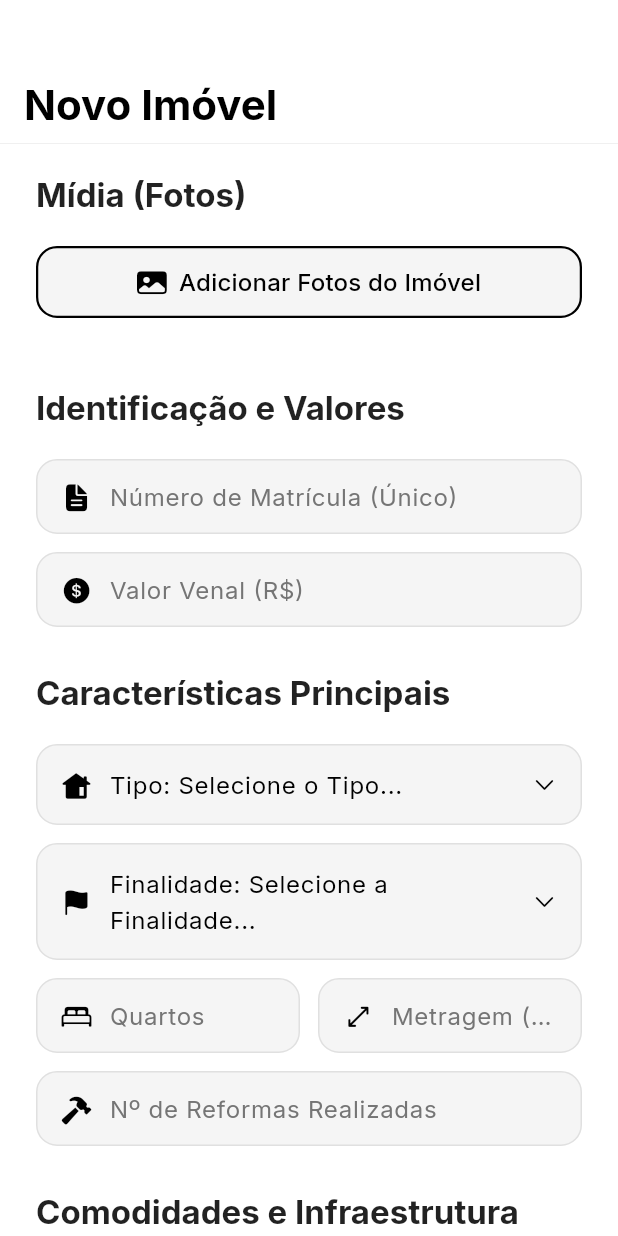
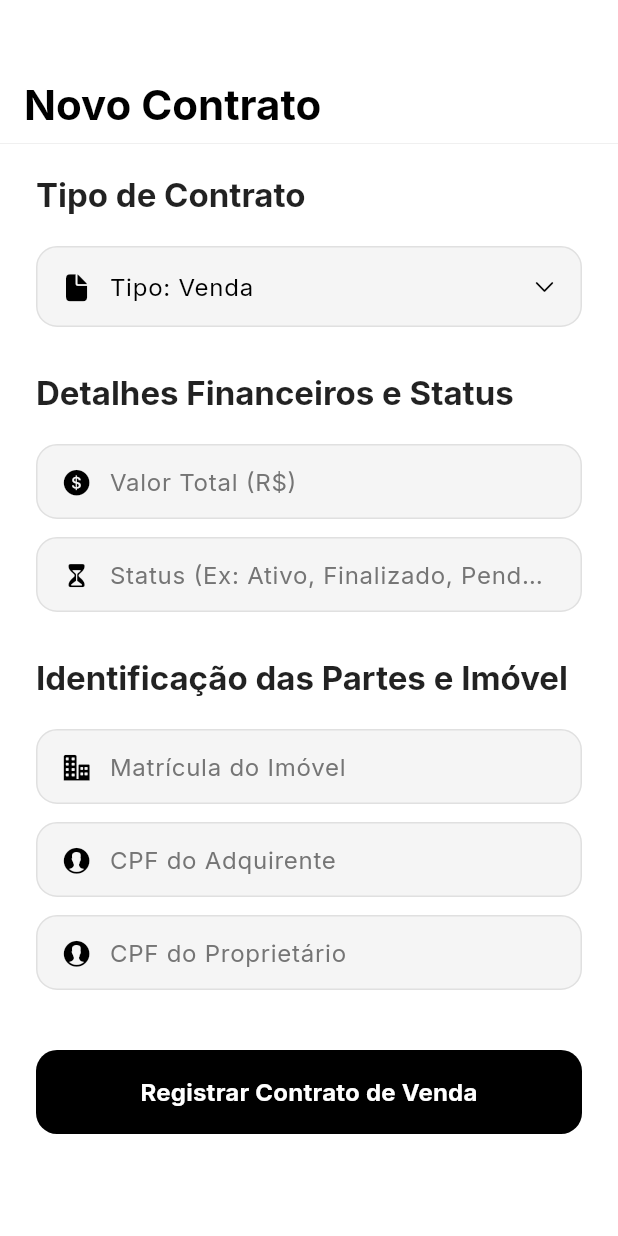
Before and after one commit to TheHugoHypothesis/frontendCorretoraAura, a Flutter app: the screen it shows after launch, on a phone screen of 412 x 824 dp. Run offline on Flutter 3.47's test engine with Material 3 defaults, Android fonts, the phone set to English and light mode, and no system bars; our stand-ins replace fl_chart, flutter_map, geocoding, google_fonts, image_picker, latlong2 and 3 more; missing offline and left inert: window_manager.

Commit message:
registro contrato

```diff
--- a/lib/main.dart
+++ b/lib/main.dart
@@ -1,4 +1,5 @@
 import 'package:aura_frontend/screens/cadastro_page.dart';
+import 'package:aura_frontend/screens/contract_registration_page.dart';
 import 'package:aura_frontend/screens/home.dart';
 import 'package:aura_frontend/screens/login_page.dart';
 import 'package:aura_frontend/screens/propriety_registration_page.dart';
@@ -84,7 +85,7 @@ class MyApp extends StatelessWidget {
         ),
         scaffoldBackgroundColor: Colors.white,
       ),
-      home: const PropertyRegistrationPage(),
+      home: const ContractRegistrationPage(),
     );
   }
 }
--- /dev/null
+++ b/lib/screens/contract_registration_page.dart
@@ -0,0 +1,466 @@
+import 'package:flutter/cupertino.dart';
+import 'package:flutter/material.dart';
+import 'package:flutter/services.dart';
+import 'package:mask_text_input_formatter/mask_text_input_formatter.dart';
+import 'package:intl/intl.dart';
+
+// ====================================================================
+// WIDGETS AUXILIARES (Definições essenciais)
+// ... (Assumindo que _buildTextField, _buildSectionHeader, _buildPickerSelector estão aqui)
+// ...
+
+// --- Widget Auxiliar Reutilizável: _buildTextField ---
+// (Mantenha a implementação do _buildTextField aqui ou em um arquivo importado)
+Widget _buildTextField({
+  required TextEditingController controller,
+  required String hintText,
+  required IconData icon,
+  required ThemeData theme,
+  required Color fieldColor,
+  required Color primaryColor,
+  Widget? suffixIcon,
+  bool obscureText = false,
+  TextInputType keyboardType = TextInputType.text,
+  List<TextInputFormatter>? inputFormatters,
+}) {
+  final isDark = theme.brightness == Brightness.dark;
+  return Container(
+    padding: const EdgeInsets.symmetric(horizontal: 16),
+    decoration: BoxDecoration(
+      color: fieldColor,
+      borderRadius: BorderRadius.circular(14),
+      border: Border.all(
+        color: isDark ? Colors.white12 : Colors.grey.shade300,
+        width: 1,
+      ),
+    ),
+    child: Row(
+      children: [
+        Icon(icon, color: primaryColor, size: 20),
+        const SizedBox(width: 12),
+        Expanded(
+          child: TextField(
+            controller: controller,
+            obscureText: obscureText,
+            keyboardType: keyboardType,
+            inputFormatters: inputFormatters,
+            style: theme.textTheme.bodyLarge?.copyWith(color: primaryColor),
+            decoration: InputDecoration(
+              hintText: hintText,
+              border: InputBorder.none,
+              hintStyle: TextStyle(
+                color: isDark ? Colors.grey.shade500 : Colors.grey.shade600,
+              ),
+            ),
+          ),
+        ),
+        if (suffixIcon != null) suffixIcon,
+      ],
+    ),
+  );
+}
+
+// Widget Auxiliar para cabeçalhos de Seção
+Widget _buildSectionHeader(ThemeData theme, String title) {
+  return Padding(
+    padding: const EdgeInsets.only(bottom: 4.0),
+    child: Text(
+      title,
+      style: theme.textTheme.titleLarge?.copyWith(
+        fontWeight: FontWeight.w700,
+        color: theme.colorScheme.onSurface,
+      ),
+    ),
+  );
+}
+
+// Widget Auxiliar para Selectores de Picker (Simula campo de texto)
+Widget _buildPickerSelector({
+  required ThemeData theme,
+  required String title,
+  required String value,
+  required IconData icon,
+  required VoidCallback onTap,
+}) {
+  final isDark = theme.brightness == Brightness.dark;
+  final primaryColor = isDark ? Colors.white : Colors.black;
+  final fieldColor = isDark ? Colors.white10 : Colors.grey.shade100;
+
+  return GestureDetector(
+    onTap: onTap,
+    child: Container(
+      padding: const EdgeInsets.symmetric(horizontal: 16, vertical: 14),
+      decoration: BoxDecoration(
+        color: fieldColor,
+        borderRadius: BorderRadius.circular(14),
+        border: Border.all(
+          color: isDark ? Colors.white12 : Colors.grey.shade300,
+          width: 1,
+        ),
+      ),
+      child: Row(
+        children: [
+          Icon(icon, color: primaryColor, size: 20),
+          const SizedBox(width: 12),
+          Expanded(
+            child: Text(
+              "$title: $value",
+              style: theme.textTheme.bodyLarge?.copyWith(color: primaryColor),
+            ),
+          ),
+          Icon(CupertinoIcons.chevron_down, color: primaryColor, size: 16),
+        ],
+      ),
+    ),
+  );
+}
+
+// --- WIDGET AUXILIAR CORRIGIDO: Seletor de Data Estilo Cupertino ---
+Widget _buildDatePickerSelector({
+  // CORREÇÃO: Adicione BuildContext como parâmetro obrigatório
+  required BuildContext context,
+  required ThemeData theme,
+  required String title,
+  required DateTime? selectedDate,
+  required IconData icon,
+  required Function(DateTime) onDateSelected,
+}) {
+  final isDark = theme.brightness == Brightness.dark;
+  final primaryColor = isDark ? Colors.white : Colors.black;
+  final fieldColor = isDark ? Colors.white10 : Colors.grey.shade100;
+
+  String dateText = selectedDate == null
+      ? "Selecione a Data..."
+      : DateFormat('dd/MM/yyyy').format(selectedDate);
+
+  return GestureDetector(
+    onTap: () {
+      showCupertinoModalPopup(
+        context: context, // Usando o contexto recebido
+        builder: (BuildContext context) {
+          DateTime tempDate = selectedDate ?? DateTime.now();
+
+          return Container(
+            height: 300,
+            color: CupertinoColors.systemBackground.resolveFrom(context),
+            child: Column(
+              children: [
+                Container(
+                  alignment: Alignment.centerRight,
+                  padding: const EdgeInsets.only(right: 16),
+                  height: 40,
+                  child: CupertinoButton(
+                    padding: EdgeInsets.zero,
+                    onPressed: () {
+                      onDateSelected(tempDate);
+                      Navigator.pop(context);
+                    },
+                    child: const Text('Pronto',
+                        style: TextStyle(fontWeight: FontWeight.bold)),
+                  ),
+                ),
+                Expanded(
+                  child: CupertinoDatePicker(
+                    mode: CupertinoDatePickerMode.date,
+                    initialDateTime: tempDate,
+                    onDateTimeChanged: (DateTime newDateTime) {
+                      tempDate = newDateTime;
+                    },
+                  ),
+                ),
+              ],
+            ),
+          );
+        },
+      );
+    },
+    child: Container(
+      padding: const EdgeInsets.symmetric(horizontal: 16, vertical: 14),
+      decoration: BoxDecoration(
+        color: fieldColor,
+        borderRadius: BorderRadius.circular(14),
+        border: Border.all(
+          color: isDark ? Colors.white12 : Colors.grey.shade300,
+          width: 1,
+        ),
+      ),
+      child: Row(
+        children: [
+          Icon(icon, color: primaryColor, size: 20),
+          const SizedBox(width: 12),
+          Expanded(
+            child: Text(
+              "$title: $dateText",
+              style: theme.textTheme.bodyLarge?.copyWith(color: primaryColor),
+            ),
+          ),
+          Icon(CupertinoIcons.calendar, color: primaryColor, size: 16),
+        ],
+      ),
+    ),
+  );
+}
+
+// ====================================================================
+// PÁGINA: ContractRegistrationPage (Final)
+// ====================================================================
+
+class ContractRegistrationPage extends StatefulWidget {
+  const ContractRegistrationPage({super.key});
+
+  @override
+  State<ContractRegistrationPage> createState() =>
+      _ContractRegistrationPageState();
+}
+
+class _ContractRegistrationPageState extends State<ContractRegistrationPage> {
+  // Controladores e variáveis de estado...
+  final TextEditingController _valorController = TextEditingController();
+  final TextEditingController _statusController = TextEditingController();
+  final TextEditingController _cpfAdquirenteController = TextEditingController();
+  final TextEditingController _cpfProprietarioController = TextEditingController();
+  final TextEditingController _matriculaImovelController = TextEditingController();
+  String? _tipoContrato = 'Venda';
+  final List<String> _tiposContratoDisponiveis = ['Venda', 'Aluguel'];
+  DateTime? _dataInicioAluguel;
+  DateTime? _dataFimAluguel;
+  final cpfMaskFormatter = MaskTextInputFormatter(
+      mask: '###.###.###-##',
+      filter: {"#": RegExp(r'[0-9]')},
+      type: MaskAutoCompletionType.lazy);
+
+
+  void _handleContractRegistration() {
+    // Lógica de envio de dados...
+    showCupertinoDialog(
+      context: context,
+      builder: (context) => CupertinoAlertDialog(
+        title: const Text("Contrato Cadastrado"),
+        content: Text(
+            "O novo Contrato de $_tipoContrato foi registrado com sucesso!"),
+        actions: [
+          CupertinoDialogAction(
+            child: const Text("OK"),
+            onPressed: () => Navigator.pop(context),
+          ),
+        ],
+      ),
+    );
+  }
+
+  void _showContractTypePicker() {
+    showModalBottomSheet(
+      context: context,
+      builder: (BuildContext builder) {
+        String initialValue = _tipoContrato ?? _tiposContratoDisponiveis.first;
+        int initialIndex = _tiposContratoDisponiveis.indexOf(initialValue);
+
+        return Container(
+          height: 300,
+          color: CupertinoColors.white,
+          child: Column(
+            children: [
+              Container(
+                alignment: Alignment.centerRight,
+                padding: const EdgeInsets.only(right: 16),
+                height: 40,
+                child: CupertinoButton(
+                  padding: EdgeInsets.zero,
+                  onPressed: () => Navigator.pop(context),
+                  child: const Text('Pronto',
+                      style: TextStyle(fontWeight: FontWeight.bold)),
+                ),
+              ),
+              Expanded(
+                child: CupertinoPicker(
+                  magnification: 1.22,
+                  squeeze: 1.2,
+                  useMagnifier: true,
+                  itemExtent: 32.0,
+                  scrollController: FixedExtentScrollController(
+                    initialItem: initialIndex < 0 ? 0 : initialIndex,
+                  ),
+                  onSelectedItemChanged: (int index) {
+                    setState(() {
+                      _tipoContrato = _tiposContratoDisponiveis[index];
+                      if (_tipoContrato == 'Venda') {
+                        _dataInicioAluguel = null;
+                        _dataFimAluguel = null;
+                      }
+                    });
+                  },
+                  children: List<Widget>.generate(
+                      _tiposContratoDisponiveis.length, (int index) {
+                    return Center(child: Text(_tiposContratoDisponiveis[index]));
+                  }),
+                ),
+              ),
+            ],
+          ),
+        );
+      },
+    );
+  }
+
+  @override
+  Widget build(BuildContext context) {
+    final theme = Theme.of(context);
+    final isDark = theme.brightness == Brightness.dark;
+    final backgroundColor = isDark ? Colors.black : Colors.white;
+    final primaryColor = theme.primaryColor;
+    final fieldColor = isDark ? Colors.white10 : Colors.grey.shade100;
+
+    return Scaffold(
+      backgroundColor: backgroundColor,
+      body: CustomScrollView(
+        slivers: [
+          CupertinoSliverNavigationBar(
+            largeTitle: Text(
+              "Novo Contrato",
+              style: theme.textTheme.headlineMedium?.copyWith(
+                fontWeight: FontWeight.bold,
+                color: primaryColor,
+              ),
+            ),
+            backgroundColor: backgroundColor,
+            border: Border(
+              bottom: BorderSide(
+                color: isDark ? Colors.white12 : Colors.grey.shade300,
+                width: 0.0,
+              ),
+            ),
+          ),
+          SliverToBoxAdapter(
+            child: Padding(
+              padding:
+                  const EdgeInsets.symmetric(horizontal: 24.0, vertical: 20),
+              child: Column(
+                crossAxisAlignment: CrossAxisAlignment.start,
+                children: [
+                  // ... (Seções 1, 2, 3 - Campos Comuns)
+
+                  _buildSectionHeader(theme, "Tipo de Contrato"),
+                  const SizedBox(height: 16),
+                  _buildPickerSelector(
+                    theme: theme,
+                    title: "Tipo",
+                    value: _tipoContrato ?? "Selecione o Tipo...",
+                    icon: CupertinoIcons.doc_fill,
+                    onTap: _showContractTypePicker,
+                  ),
+                  const SizedBox(height: 30),
+
+                  _buildSectionHeader(theme, "Detalhes Financeiros e Status"),
+                  const SizedBox(height: 16),
+                  _buildTextField(
+                    controller: _valorController,
+                    hintText: "Valor Total (R\$)",
+                    icon: CupertinoIcons.money_dollar_circle_fill,
+                    keyboardType:
+                        const TextInputType.numberWithOptions(decimal: true),
+                    theme: theme,
+                    fieldColor: fieldColor,
+                    primaryColor: primaryColor,
+                  ),
+                  const SizedBox(height: 12),
+                  _buildTextField(
+                    controller: _statusController,
+                    hintText: "Status (Ex: Ativo, Finalizado, Pendente)",
+                    icon: CupertinoIcons.hourglass,
+                    theme: theme,
+                    fieldColor: fieldColor,
+                    primaryColor: primaryColor,
+                  ),
+                  const SizedBox(height: 30),
+
+                  _buildSectionHeader(theme, "Identificação das Partes e Imóvel"),
+                  const SizedBox(height: 16),
+                  _buildTextField(
+                    controller: _matriculaImovelController,
+                    hintText: "Matrícula do Imóvel",
+                    icon: CupertinoIcons.building_2_fill,
+                    keyboardType: TextInputType.number,
+                    theme: theme,
+                    fieldColor: fieldColor,
+                    primaryColor: primaryColor,
+                  ),
+                  const SizedBox(height: 12),
+                  _buildTextField(
+                    controller: _cpfAdquirenteController,
+                    hintText: "CPF do Adquirente",
+                    icon: CupertinoIcons.person_alt_circle_fill,
+                    keyboardType: TextInputType.number,
+                    inputFormatters: [cpfMaskFormatter],
+                    theme: theme,
+                    fieldColor: fieldColor,
+                    primaryColor: primaryColor,
+                  ),
+                  const SizedBox(height: 12),
+                  _buildTextField(
+                    controller: _cpfProprietarioController,
+                    hintText: "CPF do Proprietário",
+                    icon: CupertinoIcons.person_alt_circle_fill,
+                    keyboardType: TextInputType.number,
+                    inputFormatters: [cpfMaskFormatter],
+                    theme: theme,
+                    fieldColor: fieldColor,
+                    primaryColor: primaryColor,
+                  ),
+
+                  // --- SEÇÃO 4: DATAS DE ALUGUEL (Condicional) ---
+                  if (_tipoContrato == 'Aluguel') ...[
+                    const SizedBox(height: 30),
+                    _buildSectionHeader(theme, "Datas do Aluguel"),
+                    const SizedBox(height: 16),
+                    _buildDatePickerSelector(
+                      context: context, // CHAMADA CORRIGIDA
+                      theme: theme,
+                      title: "Início do Contrato",
+                      selectedDate: _dataInicioAluguel,
+                      icon: CupertinoIcons.play_fill,
+                      onDateSelected: (date) {
+                        setState(() => _dataInicioAluguel = date);
+                      },
+                    ),
+                    const SizedBox(height: 12),
+                    _buildDatePickerSelector(
+                      context: context, // CHAMADA CORRIGIDA
+                      theme: theme,
+                      title: "Fim do Contrato",
+                      selectedDate: _dataFimAluguel,
+                      icon: CupertinoIcons.stop_fill,
+                      onDateSelected: (date) {
+                        setState(() => _dataFimAluguel = date);
+                      },
+                    ),
+                  ],
+
+                  const SizedBox(height: 40),
+
+                  // Botão de Cadastro Final
+                  SizedBox(
+                    width: double.infinity,
+                    height: 56,
+                    child: CupertinoButton(
+                      color: primaryColor,
+                      onPressed: _handleContractRegistration,
+                      borderRadius: BorderRadius.circular(14),
+                      child: Text(
+                        "Registrar Contrato de $_tipoContrato",
+                        style: theme.textTheme.titleMedium?.copyWith(
+                          color: backgroundColor,
+                          fontWeight: FontWeight.bold,
+                        ),
+                      ),
+                    ),
+                  ),
+                  const SizedBox(height: 32),
+                ],
+              ),
+            ),
+          ),
+        ],
+      ),
+    );
+  }
+}
```
Also changed, not shown: lib/screens/home.dart (+1 -9 lines).
